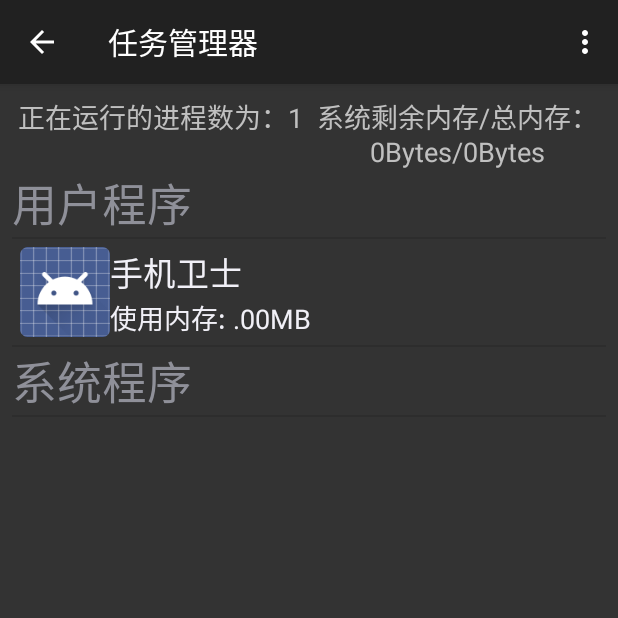
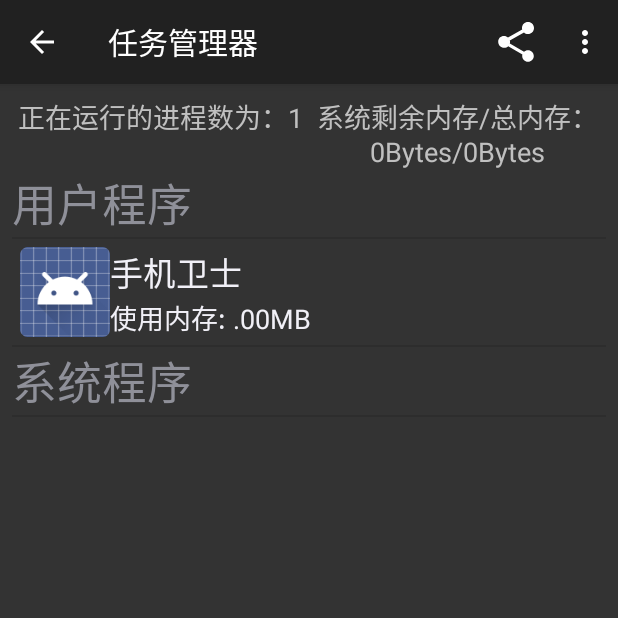
Before and after one commit to michaeltencheck/BlackHorse, an Android app: the TasksManager screen opened directly, with no data from a screen before it, on a phone screen of 412 x 824 dp, the top half of it. Run offline under Robolectric (Android 15) with nearby library versions, the phone set to English and light mode, and no system bars; 4 statements that could not run were skipped.

Commit message:
create an action for share on actionbar
create an action for share on actionbar

```diff
--- a/app/src/main/java/com/example/test/mobilesafe/activity/TasksManager.java
+++ b/app/src/main/java/com/example/test/mobilesafe/activity/TasksManager.java
@@ -6,24 +6,21 @@ import android.app.ActivityManager;
 import android.content.Intent;
 import android.content.pm.ApplicationInfo;
 import android.content.pm.PackageManager;
-import android.database.Cursor;
-import android.graphics.Color;
 import android.os.Handler;
 import android.os.Message;
-import android.os.Parcelable;
+import android.support.v4.view.MenuItemCompat;
 import android.support.v7.app.AppCompatActivity;
 import android.os.Bundle;
 import android.util.Log;
 import android.view.Menu;
 import android.view.MenuItem;
 import android.view.View;
-import android.view.Window;
 import android.widget.AdapterView;
 import android.widget.Button;
 import android.widget.CheckBox;
 import android.widget.LinearLayout;
 import android.widget.ListView;
-import android.widget.ProgressBar;
+import android.support.v7.widget.ShareActionProvider;
 import android.widget.TextView;
 import android.widget.Toast;
 
@@ -34,6 +31,7 @@ import com.example.test.mobilesafe.engine.ProcessInfoFactory;
 import com.example.test.mobilesafe.util.DecimalFormater;
 import com.example.test.mobilesafe.util.MyToast;
 
+import java.security.Provider;
 import java.util.ArrayList;
 import java.util.Iterator;
 import java.util.List;
@@ -47,6 +45,7 @@ public class TasksManager extends AppCompatActivity implements View.OnClickListe
     private List<String> pn, pn1;
     private CheckBox checkBox;
     private ActivityManager.MemoryInfo men;
+    private ShareActionProvider provider;
     private Button clear, setting;
     private List<ProcessInfo> customerProcessInfos;
     private List<ProcessInfo> systemProcessInfos;
@@ -55,6 +54,7 @@ public class TasksManager extends AppCompatActivity implements View.OnClickListe
     private ProcessInfoAdapter adapter;
     private ActivityManager activityManager;
     private ListView listView;
+    private Intent sendIntent;
     private PackageManager pm;
     private Handler handler = new Handler(){
         @Override
@@ -91,6 +91,11 @@ public class TasksManager extends AppCompatActivity implements View.OnClickListe
 
         manager = (ActivityManager) this.getSystemService(ACTIVITY_SERVICE);
         pm = this.getPackageManager();
+
+        sendIntent = new Intent();
+        sendIntent.setAction(Intent.ACTION_SEND);
+        sendIntent.putExtra(Intent.EXTRA_TEXT, "This is my text to send.");
+        sendIntent.setType("text/plain");
 
         pn = new ArrayList<>();
         pn1 = new ArrayList<>();
@@ -230,6 +235,11 @@ public class TasksManager extends AppCompatActivity implements View.OnClickListe
     public boolean onCreateOptionsMenu(Menu menu) {
         // Inflate the menu; this adds items to the action bar if it is present.
         getMenuInflater().inflate(R.menu.menu_tasks_manager, menu);
+        MenuItem item = menu.findItem(R.id.menu_item_share);
+        provider = (ShareActionProvider) MenuItemCompat.getActionProvider(item);
+        if (provider != null) {
+            provider.setShareIntent(sendIntent);
+        }
         return true;
     }
 
--- a/app/src/main/res/menu/menu_tasks_manager.xml
+++ b/app/src/main/res/menu/menu_tasks_manager.xml
@@ -4,4 +4,9 @@
     tools:context="com.example.test.mobilesafe.activity.TasksManager">
     <item android:id="@+id/action_settings" android:title="@string/action_settings"
         android:orderInCategory="100" app:showAsAction="never" />
+
+    <item android:id="@+id/menu_item_share"
+        app:showAsAction="ifRoom"
+        app:actionProviderClass="android.support.v7.widget.ShareActionProvider"
+        android:title="Share"/>
 </menu>
```
Also changed, not shown: app/src/main/java/com/example/test/mobilesafe/activity/PermissionDetailActivity.java (+4 -0 lines).
